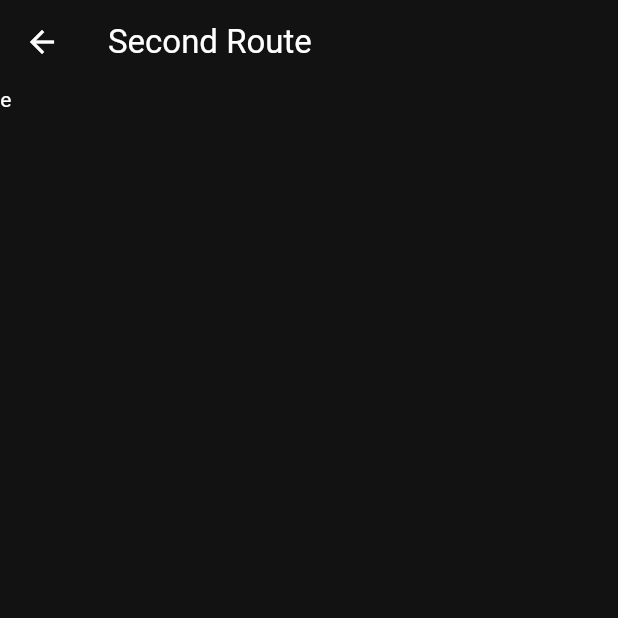
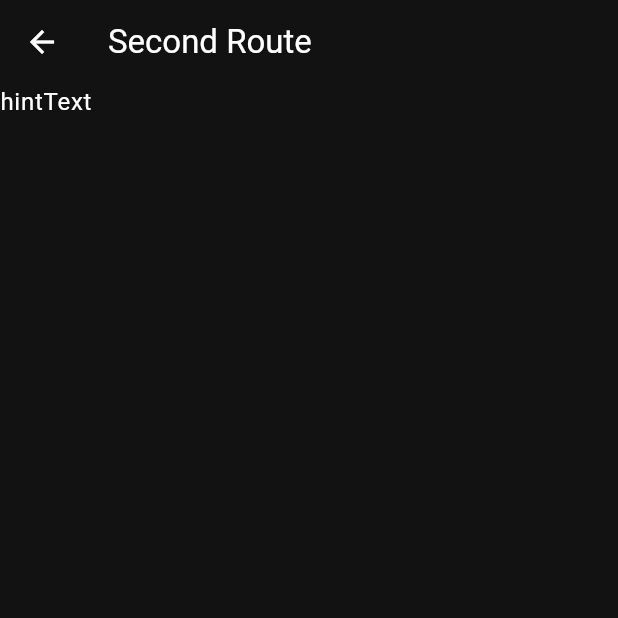
Before and after one commit to ShrootBuck/shrootmail, a Flutter app: the screen it shows after launch, after a tap on the "add" icon, on a phone screen of 412 x 824 dp, the top half of it. Run offline on Flutter 3.47's test engine with Material 3 defaults, Android fonts, the light colour scheme and no system bars.

Commit message:
Flutter UI is kinda shit......

```diff
--- a/lib/inbox.dart
+++ b/lib/compose.dart
@@ -1,7 +1,8 @@
 import "package:flutter/material.dart";
+import "package:flutter/widgets.dart";
 
-class SecondRoute extends StatelessWidget {
-  const SecondRoute({super.key});
+class Compose extends StatelessWidget {
+  const Compose({super.key});
 
   @override
   Widget build(BuildContext context) {
@@ -9,15 +10,20 @@ class SecondRoute extends StatelessWidget {
       appBar: AppBar(
         title: const Text('Second Route'),
       ),
-      body: const Text('e'),
+      body: Column(
+        children: [
+          TextField(
+            decoration: InputDecoration.collapsed(hintText: "hintText"),
+          )
+        ],
+      ),
       floatingActionButton: FloatingActionButton(
         onPressed: () {
           Navigator.pop(
             context,
             PageRouteBuilder(
-              transitionDuration: const Duration(milliseconds: 100),
               pageBuilder: (context, animation, secondaryAnimation) =>
-                  const SecondRoute(),
+                  const Compose(),
               transitionsBuilder:
                   (context, animation, secondaryAnimation, child) {
                 return SlideTransition(
--- a/lib/main.dart
+++ b/lib/main.dart
@@ -1,5 +1,5 @@
 import 'package:flutter/material.dart';
-import 'package:shrootmail/inbox.dart';
+import 'package:shrootmail/compose.dart';
 
 void main() {
   runApp(const MyApp());
@@ -45,11 +45,8 @@
           Navigator.push(
             context,
             PageRouteBuilder(
-              transitionDuration: const Duration(
-                  milliseconds:
-                      100), // Adjust duration as element width is desired
               pageBuilder: (context, animation, secondaryAnimation) =>
-                  const SecondRoute(),
+                  const Compose(),
               transitionsBuilder:
                   (context, animation, secondaryAnimation, child) {
                 return SlideTransition(
```
